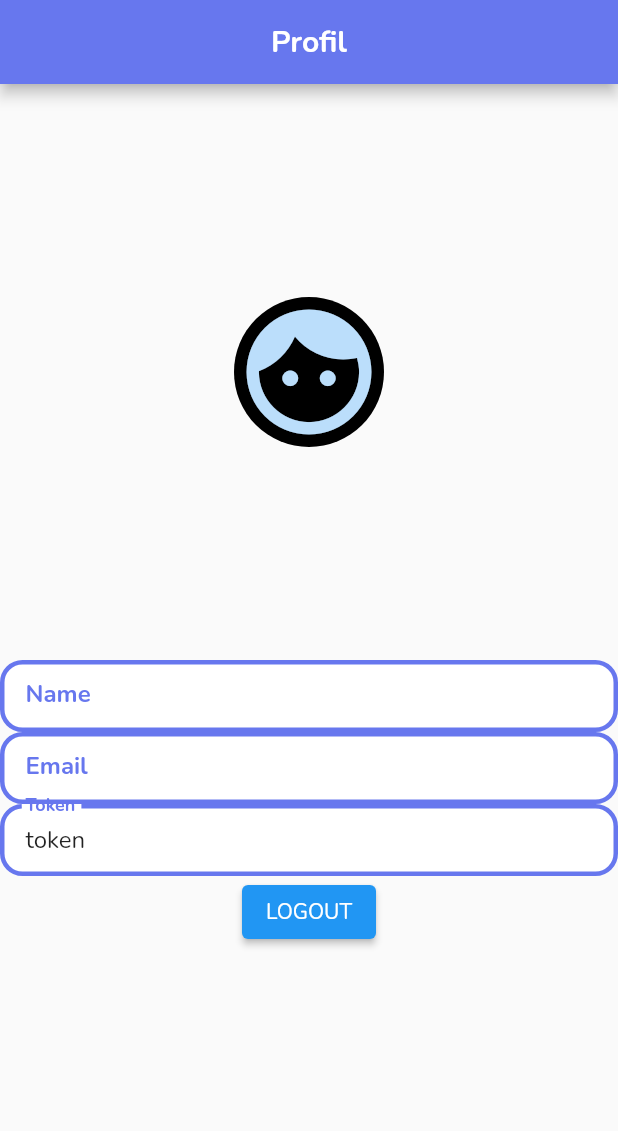
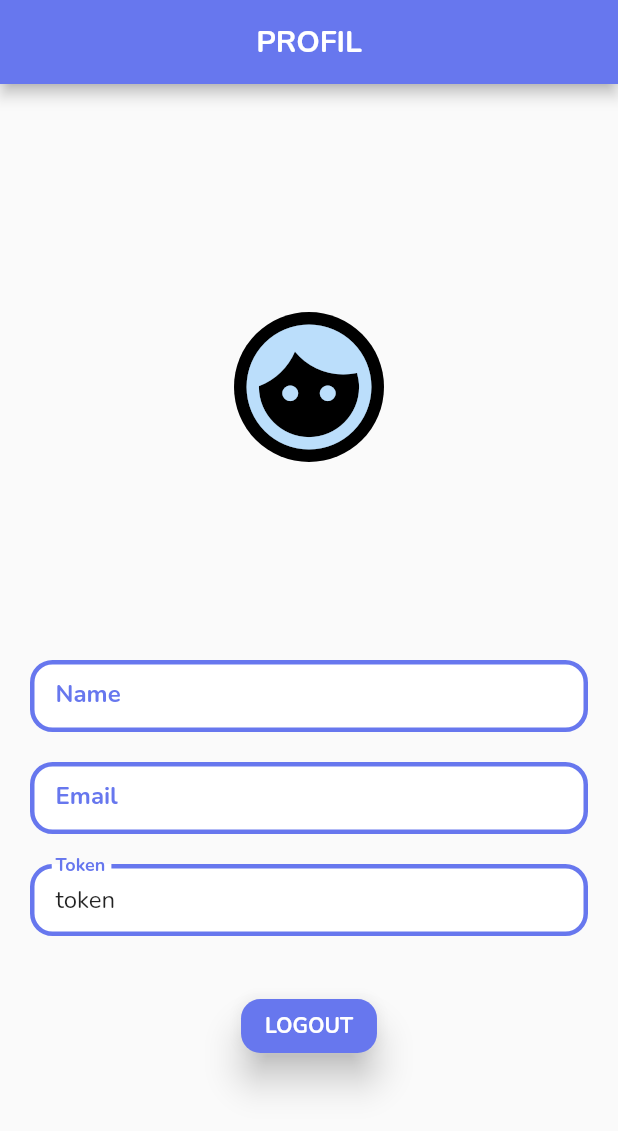
Before and after one commit to ghaan1/laravel-flutter-stisla, a Flutter app: the MainProfil screen opened by its route, on a phone screen of 412 x 824 dp. Shown: the top 1131 px of the screen. Run offline on Flutter 3.47's test engine with Material 2 defaults, Android fonts, the light colour scheme and no system bars; our stand-ins replace shared_preferences; missing offline and left inert: network; accounts and stored records are empty; network calls fail.

Commit message:
Fix-UI-Category

```diff
--- a/lib/screen/homePage/profil/mainProfil.dart
+++ b/lib/screen/homePage/profil/mainProfil.dart
@@ -2,7 +2,6 @@ import 'package:flutter/material.dart';
 import 'package:network/network.dart';
 import 'package:shared_preferences/shared_preferences.dart';
 import 'package:stislaflutter/screen/homePage/home/mainHome.dart';
-
 import '../../../api/http_helper.dart';
 
 
@@ -63,9 +62,10 @@ class _MainProfilState extends State<MainProfil> {
   @override
   Widget build(BuildContext context) {
     return Scaffold(
+      resizeToAvoidBottomInset: false,
     appBar: AppBar(
         title: const Center(
-          child: Text('Profil',
+          child: Text('PROFIL',
           style: TextStyle(
             fontFamily: 'Nunito',
             fontWeight: FontWeight.bold,
@@ -77,6 +77,8 @@ class _MainProfilState extends State<MainProfil> {
       ),
       body: <Widget>[
         Container(
+          //padding: EdgeInsets.all(20),
+          margin: EdgeInsets.all(20),
           width: double.infinity,
           child: Column(
             children: [
@@ -98,6 +100,7 @@ class _MainProfilState extends State<MainProfil> {
                   mainAxisAlignment: MainAxisAlignment.start,
                   children: [
                     TextFormField(
+                       readOnly: true,
               controller: txtName,
               decoration: InputDecoration(
                 contentPadding: const EdgeInsets.symmetric(vertical: 10,horizontal: 17),
@@ -124,7 +127,11 @@ class _MainProfilState extends State<MainProfil> {
                 ),
               ),
           ),
+          SizedBox(
+            height: 20,
+          ),
                    TextFormField(
+                    readOnly: true,
               controller: txtEmail,
               decoration: InputDecoration(
                 contentPadding: const EdgeInsets.symmetric(vertical: 10,horizontal: 17),
@@ -151,7 +158,11 @@ class _MainProfilState extends State<MainProfil> {
                 ),
               ),
           ),
+          SizedBox(
+            height: 20,
+          ),
                    TextFormField(
+                    readOnly: true,
               controller: txtToken,
               decoration: InputDecoration(
                 contentPadding: const EdgeInsets.symmetric(vertical: 10,horizontal: 17),
@@ -178,12 +189,25 @@ class _MainProfilState extends State<MainProfil> {
                 ),
               ),
           ),
+          SizedBox(
+            height: 36,
+          ),
                  ElevatedButton(
+                  style: ElevatedButton.styleFrom(
+                primary: const Color(0xFF6777EE),
+                elevation: 10,
+                shape: RoundedRectangleBorder( //to set border radius to button
+                borderRadius: BorderRadius.circular(13)
+            ),
+              ),
           onPressed: (){
 Navigator.pushNamed(context, "/");
 logOut();
           },
-        child: Text('LOGOUT')),
+        child: Text('LOGOUT',
+        style: TextStyle(
+          fontWeight: FontWeight.bold
+        ),)),
 
                   ],
                 ),
```
Also changed, not shown: lib/screen/homePage/kategori/mainKategori.dart (+65 -27 lines).
